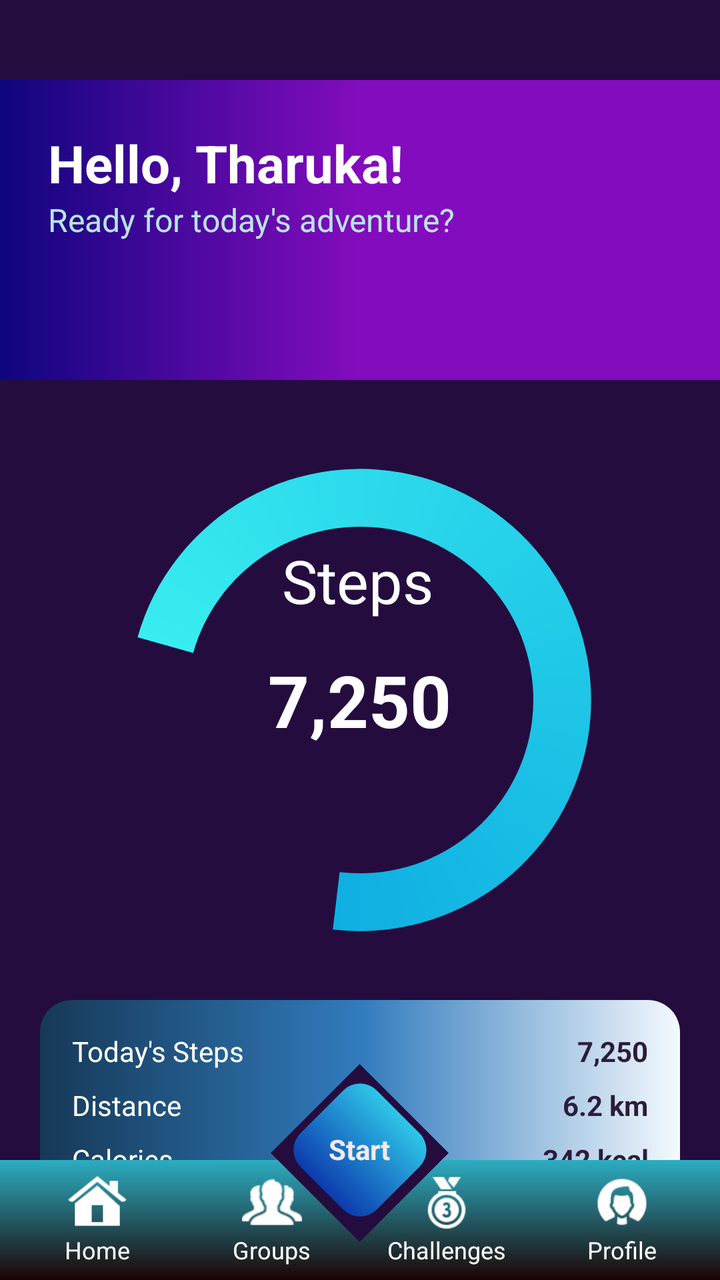
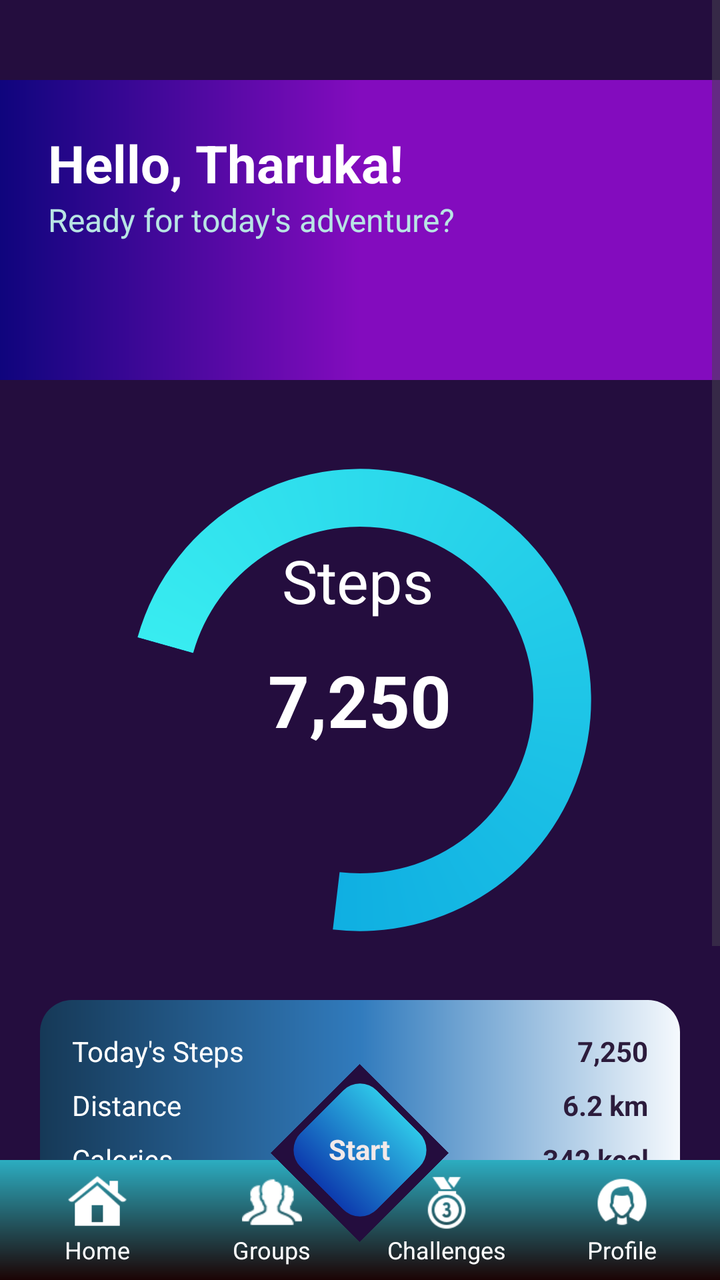

An Android layout rendered at two revisions. The XML below is the earlier revision; the diff shows what the commit changed to produce the second picture.
<!-- AndroidManifest.xml: application theme Theme.GrowStep -->
<!-- res/layout/activity_home.xml -->
<?xml version="1.0" encoding="utf-8"?>
<RelativeLayout xmlns:android="http://schemas.android.com/apk/res/android"
    android:layout_width="match_parent"
    android:layout_height="match_parent"
    android:background="#240D3E">

    

    
    <LinearLayout
        android:id="@+id/header"
        android:layout_width="match_parent"
        android:layout_height="150dp"
        android:layout_marginTop="40dp"
        android:background="@drawable/header_section_backgroundc0l0r"
        android:orientation="vertical"
        android:padding="24dp">

        <TextView
            android:id="@+id/tvGreeting"
            android:layout_width="wrap_content"
            android:layout_height="wrap_content"
            android:text="Hello, Tharuka!"
            android:textColor="#FFFFFF"
            android:textSize="26sp"
            android:textStyle="bold" />

        <TextView
            android:id="@+id/tvSubGreeting"
            android:layout_width="wrap_content"
            android:layout_height="wrap_content"
            android:text="Ready for today's adventure?"
            android:textColor="#B8E5E4"
            android:textSize="16sp" />
    </LinearLayout>

    <FrameLayout
        android:id="@+id/stepCircleContainer"
        android:layout_width="260dp"
        android:layout_height="260dp"
        android:layout_below="@id/header"
        android:layout_centerHorizontal="true"
        android:layout_marginTop="30dp">

        <ProgressBar
            android:id="@+id/stepsCircle"
            style="@android:style/Widget.ProgressBar.Horizontal"
            android:layout_width="match_parent"
            android:layout_height="match_parent"
            android:indeterminate="false"
            android:max="10000"
            android:progress="7250"
            android:progressDrawable="@drawable/circular_progress" />

        <TextView
            android:id="@+id/tvStepsCount"
            android:layout_width="wrap_content"
            android:layout_height="wrap_content"
            android:layout_gravity="center"
            android:text="7,250"
            android:textColor="#FFFFFF"
            android:textSize="36sp"
            android:textStyle="bold" />

        <TextView
            android:id="@+id/tvUnit"
            android:layout_width="107dp"
            android:layout_height="wrap_content"
            android:layout_gravity="center_horizontal"
            android:layout_marginTop="50dp"
            android:text="  Steps"
            android:textColor="#FFFFFF"
            android:textSize="30sp" />
    </FrameLayout>

    
    <LinearLayout
        android:id="@+id/infoCard"
        android:layout_width="match_parent"
        android:layout_height="wrap_content"
        android:layout_below="@id/stepCircleContainer"
        android:layout_margin="20dp"
        android:background="@drawable/info_card_bg"
        android:orientation="vertical"
        android:padding="16dp">

        <LinearLayout
            android:layout_width="match_parent"
            android:layout_height="wrap_content"
            android:orientation="horizontal"
            android:weightSum="2">

            <TextView
                android:layout_width="0dp"
                android:layout_height="wrap_content"
                android:layout_weight="1"
                android:text="Today's Steps"
                android:textColor="#FFFFFF" />

            <TextView
                android:id="@+id/tvStepsDetail"
                android:layout_width="0dp"
                android:layout_height="wrap_content"
                android:layout_weight="1"
                android:gravity="end"
                android:text="7,250"
                android:textColor="#2C1C3C"
                android:textStyle="bold" />
        </LinearLayout>

        <LinearLayout
            android:layout_width="match_parent"
            android:layout_height="wrap_content"
            android:layout_marginTop="8dp"
            android:orientation="horizontal"
            android:weightSum="2">

            <TextView
                android:layout_width="0dp"
                android:layout_height="wrap_content"
                android:layout_weight="1"
                android:text="Distance"
                android:textColor="#FFFFFF" />

            <TextView
                android:id="@+id/tvDistance"
                android:layout_width="0dp"
                android:layout_height="wrap_content"
                android:layout_weight="1"
                android:gravity="end"
                android:text="6.2 km"
                android:textColor="#2C1C3C"
                android:textStyle="bold" />
        </LinearLayout>

        <LinearLayout
            android:layout_width="match_parent"
            android:layout_height="wrap_content"
            android:layout_marginTop="8dp"
            android:orientation="horizontal"
            android:weightSum="2">

            <TextView
                android:layout_width="0dp"
                android:layout_height="wrap_content"
                android:layout_weight="1"
                android:text="Calories"
                android:textColor="#FFFFFF" />

            <TextView
                android:id="@+id/tvCalories"
                android:layout_width="0dp"
                android:layout_height="wrap_content"
                android:layout_weight="1"
                android:gravity="end"
                android:text="342 kcal"
                android:textColor="#2C1C3C"
                android:textStyle="bold" />
        </LinearLayout>
    </LinearLayout>

    

    
    <LinearLayout
        android:id="@+id/bottomNav"
        android:layout_width="match_parent"
        android:layout_height="60dp"
        android:layout_alignParentBottom="true"
        android:background="@drawable/navigation_bar"
        android:orientation="horizontal"
        android:padding="5dp"
        android:weightSum="4">

        
        <LinearLayout
            android:id="@+id/nav_home"
            android:layout_width="0dp"
            android:layout_height="match_parent"
            android:layout_weight="1"
            android:gravity="center"
            android:orientation="vertical">

            <ImageView
                android:layout_width="30dp"
                android:layout_height="30dp"
                android:src="@drawable/ic_home" />

            <TextView
                android:layout_width="wrap_content"
                android:layout_height="wrap_content"
                android:text="Home"
                android:textColor="#FFFFFF"
                android:textSize="12sp" />
        </LinearLayout>

        
        <LinearLayout
            android:id="@+id/nav_groups"
            android:layout_width="0dp"
            android:layout_height="match_parent"
            android:layout_weight="1"
            android:gravity="center"
            android:orientation="vertical">

            <ImageView
                android:layout_width="30dp"
                android:layout_height="30dp"
                android:src="@drawable/ic_group" />

            <TextView
                android:layout_width="wrap_content"
                android:layout_height="wrap_content"
                android:text="Groups"
                android:textColor="#FFFFFF"
                android:textSize="12sp" />
        </LinearLayout>

        
        <LinearLayout
            android:id="@+id/nav_challenges"
            android:layout_width="0dp"
            android:layout_height="match_parent"
            android:layout_weight="1"
            android:gravity="center"
            android:orientation="vertical">

            <ImageView
                android:layout_width="30dp"
                android:layout_height="30dp"
                android:src="@drawable/ic_challenge" />

            <TextView
                android:layout_width="wrap_content"
                android:layout_height="wrap_content"
                android:text="Challenges"
                android:textColor="#FFFFFF"
                android:textSize="12sp" />
        </LinearLayout>

        
        <LinearLayout
            android:id="@+id/nav_profile"
            android:layout_width="0dp"
            android:layout_height="match_parent"
            android:layout_weight="1"
            android:gravity="center"
            android:orientation="vertical">

            <ImageView
                android:layout_width="30dp"
                android:layout_height="30dp"
                android:src="@drawable/ic_profile" />

            <TextView
                android:layout_width="wrap_content"
                android:layout_height="wrap_content"
                android:text="Profile"
                android:textColor="#FFFFFF"
                android:textSize="12sp" />
        </LinearLayout>

    </LinearLayout>

    
    <TextView
        android:id="@+id/diamondShadow"
        android:layout_width="63dp"
        android:layout_height="63dp"
        android:layout_centerHorizontal="true"
        android:layout_alignParentBottom="true"
        android:layout_marginBottom="32dp"
        android:rotation="45"
        android:background="#240D3E" />

    <TextView
        android:id="@+id/textView3"
        android:layout_width="54dp"
        android:layout_height="54dp"
        android:layout_centerHorizontal="true"
        android:layout_alignParentBottom="true"
        android:layout_marginBottom="38dp"
        android:background="@drawable/diamond_button_bg"
        android:rotation="45" />

    <TextView
        android:id="@+id/startLabel"
        android:layout_width="wrap_content"
        android:layout_height="wrap_content"
        android:text="Start"
        android:textColor="#F2E9E9"
        android:textStyle="bold"
        android:layout_centerHorizontal="true"
        android:layout_alignParentBottom="true"
        android:layout_marginBottom="56dp" />

</RelativeLayout>
<!-- resources referenced by this layout -->
<resources>
  <!-- drawable circular_progress (drawable) -->
  <rotate xmlns:android="http://schemas.android.com/apk/res/android"
      android:fromDegrees="0"
      android:toDegrees="270">
      <shape android:shape="ring" android:useLevel="true">
          <size android:width="15dp" android:height="15dp"/>
          <gradient
              android:startColor="#38ECF0"
              android:endColor="#0098DC"
              android:angle="0"
              android:type="sweep"/>
      </shape>
  </rotate>
  <!-- drawable diamond_button_bg (drawable) -->
  <?xml version="1.0" encoding="utf-8"?>
  <shape xmlns:android="http://schemas.android.com/apk/res/android" android:shape="rectangle">
      
      <corners android:radius="12dp"/>
  
      <gradient
          android:startColor="#2EC6E8"
          android:endColor="#0D3BAE"
          android:angle="2"/>
  
  
      <path
  
  
          android:pathData="M 60 0 L 120 60 L 60 120 L 0 60 Z"
          />
  
  
  
  </shape>
  <!-- drawable header_section_backgroundc0l0r (drawable) -->
  <?xml version="1.0" encoding="utf-8"?>
  <shape xmlns:android="http://schemas.android.com/apk/res/android" android:shape="rectangle">
      <gradient
          android:startColor="#0F057D"
          android:centerColor="#830CBE"
          android:endColor="#830CBE"
          android:angle="0"/>
  </shape>
  <!-- drawable ic_challenge: png bitmap (drawable, 1404 bytes) -->
  <!-- drawable ic_group: png bitmap (drawable, 982 bytes) -->
  <!-- drawable ic_home: png bitmap (drawable, 952 bytes) -->
  <!-- drawable ic_profile: png bitmap (drawable, 1172 bytes) -->
  <!-- drawable info_card_bg (drawable) -->
  <?xml version="1.0" encoding="utf-8"?>
  <shape xmlns:android="http://schemas.android.com/apk/res/android">
      <gradient
          android:startColor="#F5F9FD"
          android:centerColor="#317BBD"
          android:endColor="#163957"
          android:angle="180"/>
      <corners android:radius="16dp"/>
  </shape>
  <!-- drawable navigation_bar (drawable) -->
  <?xml version="1.0" encoding="utf-8"?>
  <shape xmlns:android="http://schemas.android.com/apk/res/android" android:shape="rectangle">
      <gradient
          android:startColor="#2CADC1"
          android:endColor="#1B0404"
          android:angle="2"/>
  </shape>
  <style name="Theme.GrowStep" parent="Base.Theme.GrowStep" />
  <style name="Base.Theme.GrowStep" parent="Theme.Material3.DayNight.NoActionBar">
          
          
      </style>
</resources>

<!-- the commit's change to res/layout/activity_home.xml (unified diff, before → after) -->
@@ -1,297 +1,358 @@
 <?xml version="1.0" encoding="utf-8"?>
 <RelativeLayout xmlns:android="http://schemas.android.com/apk/res/android"
-    android:layout_width="match_parent"
-    android:layout_height="match_parent"
-    android:background="#240D3E">
-
-    
-
-    
-    <LinearLayout
-        android:id="@+id/header"
-        android:layout_width="match_parent"
-        android:layout_height="150dp"
-        android:layout_marginTop="40dp"
-        android:background="@drawable/header_section_backgroundc0l0r"
-        android:orientation="vertical"
-        android:padding="24dp">
-
-        <TextView
-            android:id="@+id/tvGreeting"
-            android:layout_width="wrap_content"
-            android:layout_height="wrap_content"
-            android:text="Hello, Tharuka!"
-            android:textColor="#FFFFFF"
-            android:textSize="26sp"
-            android:textStyle="bold" />
-
-        <TextView
-            android:id="@+id/tvSubGreeting"
-            android:layout_width="wrap_content"
-            android:layout_height="wrap_content"
-            android:text="Ready for today's adventure?"
-            android:textColor="#B8E5E4"
-            android:textSize="16sp" />
-    </LinearLayout>
-
-    <FrameLayout
-        android:id="@+id/stepCircleContainer"
-        android:layout_width="260dp"
-        android:layout_height="260dp"
-        android:layout_below="@id/header"
-        android:layout_centerHorizontal="true"
-        android:layout_marginTop="30dp">
-
-        <ProgressBar
-            android:id="@+id/stepsCircle"
-            style="@android:style/Widget.ProgressBar.Horizontal"
-            android:layout_width="match_parent"
-            android:layout_height="match_parent"
-            android:indeterminate="false"
-            android:max="10000"
-            android:progress="7250"
-            android:progressDrawable="@drawable/circular_progress" />
-
-        <TextView
-            android:id="@+id/tvStepsCount"
-            android:layout_width="wrap_content"
-            android:layout_height="wrap_content"
-            android:layout_gravity="center"
-            android:text="7,250"
-            android:textColor="#FFFFFF"
-            android:textSize="36sp"
-            android:textStyle="bold" />
-
-        <TextView
-            android:id="@+id/tvUnit"
-            android:layout_width="107dp"
-            android:layout_height="wrap_content"
-            android:layout_gravity="center_horizontal"
-            android:layout_marginTop="50dp"
-            android:text="  Steps"
-            android:textColor="#FFFFFF"
-            android:textSize="30sp" />
-    </FrameLayout>
-
-    
-    <LinearLayout
-        android:id="@+id/infoCard"
-        android:layout_width="match_parent"
-        android:layout_height="wrap_content"
-        android:layout_below="@id/stepCircleContainer"
-        android:layout_margin="20dp"
-        android:background="@drawable/info_card_bg"
-        android:orientation="vertical"
-        android:padding="16dp">
-
-        <LinearLayout
-            android:layout_width="match_parent"
-            android:layout_height="wrap_content"
-            android:orientation="horizontal"
-            android:weightSum="2">
-
-            <TextView
-                android:layout_width="0dp"
-                android:layout_height="wrap_content"
-                android:layout_weight="1"
-                android:text="Today's Steps"
-                android:textColor="#FFFFFF" />
-
-            <TextView
-                android:id="@+id/tvStepsDetail"
-                android:layout_width="0dp"
-                android:layout_height="wrap_content"
-                android:layout_weight="1"
-                android:gravity="end"
-                android:text="7,250"
-                android:textColor="#2C1C3C"
-                android:textStyle="bold" />
-        </LinearLayout>
-
-        <LinearLayout
-            android:layout_width="match_parent"
-            android:layout_height="wrap_content"
-            android:layout_marginTop="8dp"
-            android:orientation="horizontal"
-            android:weightSum="2">
-
-            <TextView
-                android:layout_width="0dp"
-                android:layout_height="wrap_content"
-                android:layout_weight="1"
-                android:text="Distance"
-                android:textColor="#FFFFFF" />
-
-            <TextView
-                android:id="@+id/tvDistance"
-                android:layout_width="0dp"
-                android:layout_height="wrap_content"
-                android:layout_weight="1"
-                android:gravity="end"
-                android:text="6.2 km"
-                android:textColor="#2C1C3C"
-                android:textStyle="bold" />
-        </LinearLayout>
-
-        <LinearLayout
-            android:layout_width="match_parent"
-            android:layout_height="wrap_content"
-            android:layout_marginTop="8dp"
-            android:orientation="horizontal"
-            android:weightSum="2">
-
-            <TextView
-                android:layout_width="0dp"
-                android:layout_height="wrap_content"
-                android:layout_weight="1"
-                android:text="Calories"
-                android:textColor="#FFFFFF" />
-
-            <TextView
-                android:id="@+id/tvCalories"
-                android:layout_width="0dp"
-                android:layout_height="wrap_content"
-                android:layout_weight="1"
-                android:gravity="end"
-                android:text="342 kcal"
-                android:textColor="#2C1C3C"
-                android:textStyle="bold" />
-        </LinearLayout>
-    </LinearLayout>
-
-    
-
-    
-    <LinearLayout
-        android:id="@+id/bottomNav"
-        android:layout_width="match_parent"
-        android:layout_height="60dp"
-        android:layout_alignParentBottom="true"
-        android:background="@drawable/navigation_bar"
-        android:orientation="horizontal"
-        android:padding="5dp"
-        android:weightSum="4">
-
-        
-        <LinearLayout
-            android:id="@+id/nav_home"
-            android:layout_width="0dp"
-            android:layout_height="match_parent"
-            android:layout_weight="1"
-            android:gravity="center"
-            android:orientation="vertical">
-
-            <ImageView
-                android:layout_width="30dp"
-                android:layout_height="30dp"
-                android:src="@drawable/ic_home" />
-
-            <TextView
-                android:layout_width="wrap_content"
-                android:layout_height="wrap_content"
-                android:text="Home"
-                android:textColor="#FFFFFF"
-                android:textSize="12sp" />
-        </LinearLayout>
-
-        
-        <LinearLayout
-            android:id="@+id/nav_groups"
-            android:layout_width="0dp"
-            android:layout_height="match_parent"
-            android:layout_weight="1"
-            android:gravity="center"
-            android:orientation="vertical">
-
-            <ImageView
-                android:layout_width="30dp"
-                android:layout_height="30dp"
-                android:src="@drawable/ic_group" />
-
-            <TextView
-                android:layout_width="wrap_content"
-                android:layout_height="wrap_content"
-                android:text="Groups"
-                android:textColor="#FFFFFF"
-                android:textSize="12sp" />
-        </LinearLayout>
-
-        
-        <LinearLayout
-            android:id="@+id/nav_challenges"
-            android:layout_width="0dp"
-            android:layout_height="match_parent"
-            android:layout_weight="1"
-            android:gravity="center"
-            android:orientation="vertical">
-
-            <ImageView
-                android:layout_width="30dp"
-                android:layout_height="30dp"
-                android:src="@drawable/ic_challenge" />
-
-            <TextView
-                android:layout_width="wrap_content"
-                android:layout_height="wrap_content"
-                android:text="Challenges"
-                android:textColor="#FFFFFF"
-                android:textSize="12sp" />
-        </LinearLayout>
-
-        
-        <LinearLayout
-            android:id="@+id/nav_profile"
-            android:layout_width="0dp"
-            android:layout_height="match_parent"
-            android:layout_weight="1"
-            android:gravity="center"
-            android:orientation="vertical">
-
-            <ImageView
-                android:layout_width="30dp"
-                android:layout_height="30dp"
-                android:src="@drawable/ic_profile" />
-
-            <TextView
-                android:layout_width="wrap_content"
-                android:layout_height="wrap_content"
-                android:text="Profile"
-                android:textColor="#FFFFFF"
-                android:textSize="12sp" />
-        </LinearLayout>
-
-    </LinearLayout>
-
-    
-    <TextView
-        android:id="@+id/diamondShadow"
-        android:layout_width="63dp"
-        android:layout_height="63dp"
-        android:layout_centerHorizontal="true"
-        android:layout_alignParentBottom="true"
-        android:layout_marginBottom="32dp"
-        android:rotation="45"
-        android:background="#240D3E" />
-
-    <TextView
-        android:id="@+id/textView3"
-        android:layout_width="54dp"
-        android:layout_height="54dp"
-        android:layout_centerHorizontal="true"
-        android:layout_alignParentBottom="true"
-        android:layout_marginBottom="38dp"
-        android:background="@drawable/diamond_button_bg"
-        android:rotation="45" />
-
-    <TextView
-        android:id="@+id/startLabel"
-        android:layout_width="wrap_content"
-        android:layout_height="wrap_content"
-        android:text="Start"
-        android:textColor="#F2E9E9"
-        android:textStyle="bold"
-        android:layout_centerHorizontal="true"
-        android:layout_alignParentBottom="true"
-        android:layout_marginBottom="56dp" />
+	android:layout_width="match_parent"
+	android:layout_height="match_parent"
+	android:background="#240D3E">
+
+	
+	<ScrollView
+		android:id="@+id/homeScroll"
+		android:layout_width="match_parent"
+		android:layout_height="match_parent"
+		android:layout_above="@id/bottomNav"
+		android:fillViewport="true">
+
+		<LinearLayout
+			android:layout_width="match_parent"
+			android:layout_height="wrap_content"
+			android:orientation="vertical">
+
+			
+			<LinearLayout
+				android:id="@+id/header"
+				android:layout_width="match_parent"
+				android:layout_height="150dp"
+				android:layout_marginTop="40dp"
+				android:background="@drawable/header_section_backgroundc0l0r"
+				android:orientation="vertical"
+				android:padding="24dp">
+
+				<TextView
+					android:id="@+id/tvGreeting"
+					android:layout_width="wrap_content"
+					android:layout_height="wrap_content"
+					android:text="Hello, Tharuka!"
+					android:textColor="#FFFFFF"
+					android:textSize="26sp"
+					android:textStyle="bold" />
+
+				<TextView
+					android:id="@+id/tvSubGreeting"
+					android:layout_width="wrap_content"
+					android:layout_height="wrap_content"
+					android:text="Ready for today's adventure?"
+					android:textColor="#B8E5E4"
+					android:textSize="16sp" />
+			</LinearLayout>
+
+			
+			<FrameLayout
+				android:id="@+id/stepCircleContainer"
+				android:layout_width="260dp"
+				android:layout_height="260dp"
+				android:layout_gravity="center_horizontal"
+				android:layout_marginTop="30dp">
+
+				<ProgressBar
+					android:id="@+id/stepsCircle"
+					style="@android:style/Widget.ProgressBar.Horizontal"
+					android:layout_width="match_parent"
+					android:layout_height="match_parent"
+					android:indeterminate="false"
+					android:max="10000"
+					android:progress="7250"
+					android:progressDrawable="@drawable/circular_progress" />
+
+				<TextView
+					android:id="@+id/tvStepsCount"
+					android:layout_width="wrap_content"
+					android:layout_height="wrap_content"
+					android:layout_gravity="center"
+					android:text="7,250"
+					android:textColor="#FFFFFF"
+					android:textSize="36sp"
+					android:textStyle="bold" />
+
+				<TextView
+					android:id="@+id/tvUnit"
+					android:layout_width="107dp"
+					android:layout_height="wrap_content"
+					android:layout_gravity="center_horizontal"
+					android:layout_marginTop="50dp"
+					android:text="  Steps"
+					android:textColor="#FFFFFF"
+					android:textSize="30sp" />
+			</FrameLayout>
+
+			
+			<LinearLayout
+				android:id="@+id/infoCard"
+				android:layout_width="match_parent"
+				android:layout_height="wrap_content"
+				android:layout_margin="20dp"
+				android:background="@drawable/info_card_bg"
+				android:orientation="vertical"
+				android:padding="16dp">
+
+				<LinearLayout
+					android:layout_width="match_parent"
+					android:layout_height="wrap_content"
+					android:orientation="horizontal"
+					android:weightSum="2">
+
+					<TextView
+						android:layout_width="0dp"
+						android:layout_height="wrap_content"
+						android:layout_weight="1"
+						android:text="Today's Steps"
+						android:textColor="#FFFFFF" />
+
+					<TextView
+						android:id="@+id/tvStepsDetail"
+						android:layout_width="0dp"
+						android:layout_height="wrap_content"
+						android:layout_weight="1"
+						android:gravity="end"
+						android:text="7,250"
+						android:textColor="#2C1C3C"
+						android:textStyle="bold" />
+				</LinearLayout>
+
+				<LinearLayout
+					android:layout_width="match_parent"
+					android:layout_height="wrap_content"
+					android:layout_marginTop="8dp"
+					android:orientation="horizontal"
+					android:weightSum="2">
+
+					<TextView
+						android:layout_width="0dp"
+						android:layout_height="wrap_content"
+						android:layout_weight="1"
+						android:text="Distance"
+						android:textColor="#FFFFFF" />
+
+					<TextView
+						android:id="@+id/tvDistance"
+						android:layout_width="0dp"
+						android:layout_height="wrap_content"
+						android:layout_weight="1"
+						android:gravity="end"
+						android:text="6.2 km"
+						android:textColor="#2C1C3C"
+						android:textStyle="bold" />
+				</LinearLayout>
+
+				<LinearLayout
+					android:layout_width="match_parent"
+					android:layout_height="wrap_content"
+					android:layout_marginTop="8dp"
+					android:orientation="horizontal"
+					android:weightSum="2">
+
+					<TextView
+						android:layout_width="0dp"
+						android:layout_height="wrap_content"
+						android:layout_weight="1"
+						android:text="Calories"
+						android:textColor="#FFFFFF" />
+
+					<TextView
+						android:id="@+id/tvCalories"
+						android:layout_width="0dp"
+						android:layout_height="wrap_content"
+						android:layout_weight="1"
+						android:gravity="end"
+						android:text="342 kcal"
+						android:textColor="#2C1C3C"
+						android:textStyle="bold" />
+				</LinearLayout>
+
+				
+				<LinearLayout
+					android:id="@+id/weeklyStepsButton"
+					android:layout_width="match_parent"
+					android:layout_height="wrap_content"
+					android:layout_marginHorizontal="20dp"
+					android:layout_marginTop="16dp"
+					android:background="@drawable/button_gradient"
+					android:orientation="horizontal"
+					android:padding="16dp"
+					android:gravity="center_vertical">
+
+					<ImageView
+						android:layout_width="24dp"
+						android:layout_height="24dp"
+						android:src="@drawable/ic_person"
+						android:tint="@android:color/white"
+						android:layout_marginEnd="12dp" />
+
+					<LinearLayout
+						android:layout_width="0dp"
+						android:layout_height="wrap_content"
+						android:layout_weight="1"
+						android:orientation="vertical">
+
+						<TextView
+							android:id="@+id/tvWeeklyTitle"
+							android:layout_width="wrap_content"
+							android:layout_height="wrap_content"
+							android:text="This Week's Steps"
+							android:textSize="16sp"
+							android:textStyle="bold"
+							android:textColor="@android:color/white" />
+
+						<TextView
+							android:id="@+id/tvWeeklySubtitle"
+							android:layout_width="wrap_content"
+							android:layout_height="wrap_content"
+							android:text="Total: 0 steps"
+							android:textSize="12sp"
+							android:textColor="#EAEAEA" />
+					</LinearLayout>
+
+					<ImageView
+						android:layout_width="16dp"
+						android:layout_height="16dp"
+						android:src="@drawable/ic_share"
+						android:tint="@android:color/white" />
+				</LinearLayout>
+			</LinearLayout>
+
+		</LinearLayout>
+	</ScrollView>
+
+	
+	<LinearLayout
+		android:id="@+id/bottomNav"
+		android:layout_width="match_parent"
+		android:layout_height="60dp"
+		android:layout_alignParentBottom="true"
+		android:background="@drawable/navigation_bar"
+		android:orientation="horizontal"
+		android:padding="5dp"
+		android:weightSum="4">
+
+		
+		<LinearLayout
+			android:id="@+id/nav_home"
+			android:layout_width="0dp"
+			android:layout_height="match_parent"
+			android:layout_weight="1"
+			android:gravity="center"
+			android:orientation="vertical">
+
+			<ImageView
+				android:layout_width="30dp"
+				android:layout_height="30dp"
+				android:src="@drawable/ic_home" />
+
+			<TextView
+				android:layout_width="wrap_content"
+				android:layout_height="wrap_content"
+				android:text="Home"
+				android:textColor="#FFFFFF"
+				android:textSize="12sp" />
+		</LinearLayout>
+
+		
+		<LinearLayout
+			android:id="@+id/nav_groups"
+			android:layout_width="0dp"
+			android:layout_height="match_parent"
+			android:layout_weight="1"
+			android:gravity="center"
+			android:orientation="vertical">
+
+			<ImageView
+				android:layout_width="30dp"
+				android:layout_height="30dp"
+				android:src="@drawable/ic_group" />
+
+			<TextView
+				android:layout_width="wrap_content"
+				android:layout_height="wrap_content"
+				android:text="Groups"
+				android:textColor="#FFFFFF"
+				android:textSize="12sp" />
+		</LinearLayout>
+
+		
+		<LinearLayout
+			android:id="@+id/nav_challenges"
+			android:layout_width="0dp"
+			android:layout_height="match_parent"
+			android:layout_weight="1"
+			android:gravity="center"
+			android:orientation="vertical">
+
+			<ImageView
+				android:layout_width="30dp"
+				android:layout_height="30dp"
+				android:src="@drawable/ic_challenge" />
+
+			<TextView
+				android:layout_width="wrap_content"
+				android:layout_height="wrap_content"
+				android:text="Challenges"
+				android:textColor="#FFFFFF"
+				android:textSize="12sp" />
+		</LinearLayout>
+
+		
+		<LinearLayout
+			android:id="@+id/nav_profile"
+			android:layout_width="0dp"
+			android:layout_height="match_parent"
+			android:layout_weight="1"
+			android:gravity="center"
+			android:orientation="vertical">
+
+			<ImageView
+				android:layout_width="30dp"
+				android:layout_height="30dp"
+				android:src="@drawable/ic_profile" />
+
+			<TextView
+				android:layout_width="wrap_content"
+				android:layout_height="wrap_content"
+				android:text="Profile"
+				android:textColor="#FFFFFF"
+				android:textSize="12sp" />
+		</LinearLayout>
+
+	</LinearLayout>
+
+	
+	<TextView
+		android:id="@+id/diamondShadow"
+		android:layout_width="63dp"
+		android:layout_height="63dp"
+		android:layout_centerHorizontal="true"
+		android:layout_alignParentBottom="true"
+		android:layout_marginBottom="32dp"
+		android:rotation="45"
+		android:background="#240D3E" />
+
+	<TextView
+		android:id="@+id/textView3"
+		android:layout_width="54dp"
+		android:layout_height="54dp"
+		android:layout_centerHorizontal="true"
+		android:layout_alignParentBottom="true"
+		android:layout_marginBottom="38dp"
+		android:background="@drawable/diamond_button_bg"
+		android:rotation="45" />
+
+	<TextView
+		android:id="@+id/startLabel"
+		android:layout_width="wrap_content"
+		android:layout_height="wrap_content"
+		android:text="Start"
+		android:textColor="#F2E9E9"
+		android:textStyle="bold"
+		android:layout_centerHorizontal="true"
+		android:layout_alignParentBottom="true"
+		android:layout_marginBottom="56dp" />
 
 </RelativeLayout>
<!-- resource entries referenced after the edit -->
@@ -1,5 +1,18 @@
 <!-- resources referenced by this layout -->
 <resources>
+  <!-- drawable button_gradient (drawable) -->
+  <?xml version="1.0" encoding="utf-8"?>
+  <shape xmlns:android="http://schemas.android.com/apk/res/android"
+      android:shape="rectangle">
+  
+      <gradient
+          android:startColor="#8520C0"
+          android:endColor="#3E0F5A"
+          android:angle="0" />
+  
+      <corners android:radius="30dp" />
+  
+  </shape>
   <!-- drawable circular_progress (drawable) -->
   <rotate xmlns:android="http://schemas.android.com/apk/res/android"
       android:fromDegrees="0"
@@ -46,7 +59,28 @@
   <!-- drawable ic_challenge: png bitmap (drawable, 1404 bytes) -->
   <!-- drawable ic_group: png bitmap (drawable, 982 bytes) -->
   <!-- drawable ic_home: png bitmap (drawable, 952 bytes) -->
+  <!-- drawable ic_person (drawable) -->
+  <vector xmlns:android="http://schemas.android.com/apk/res/android"
+      android:width="24dp"
+      android:height="24dp"
+      android:viewportWidth="24"
+      android:viewportHeight="24">
+      <path
+          android:fillColor="#FFFFFF"
+          android:pathData="M12,12c2.21,0 4,-1.79 4,-4s-1.79,-4 -4,-4 -4,1.79 -4,4 1.79,4 4,4zM12,14c-2.67,0 -8,1.34 -8,4v2h16v-2c0,-2.66 -5.33,-4 -8,-4z" />
+  </vector>
   <!-- drawable ic_profile: png bitmap (drawable, 1172 bytes) -->
+  <!-- drawable ic_share (drawable) -->
+  <?xml version="1.0" encoding="utf-8"?>
+  <vector xmlns:android="http://schemas.android.com/apk/res/android"
+      android:width="24dp"
+      android:height="24dp"
+      android:viewportWidth="24"
+      android:viewportHeight="24">
+      <path
+          android:fillColor="#FFFFFFFF"
+          android:pathData="M18,16.08c-0.76,0-1.44,0.3-1.96,0.77L8.91,12.7c0.05-0.23 0.09-0.46 0.09-0.7s-0.03-0.47-0.09-0.7l7.02-4.11c0.53,0.5 1.23,0.81 2,0.81 1.66,0 3-1.34 3-3s-1.34-3-3-3-3,1.34-3,3c0,0.24 0.03,0.47 0.09,0.7l-7.02,4.11c-0.53-0.5-1.23-0.81-2-0.81-1.66,0-3,1.34-3,3s1.34,3 3,3c0.77,0 1.47-0.31 2-0.81l7.12,4.15c-0.05,0.21-0.08,0.43-0.08,0.66 0,1.52 1.23,2.75 2.75,2.75s2.75-1.23 2.75-2.75-1.23-2.75-2.75-2.75z"/>
+  </vector>
   <!-- drawable info_card_bg (drawable) -->
   <?xml version="1.0" encoding="utf-8"?>
   <shape xmlns:android="http://schemas.android.com/apk/res/android">
